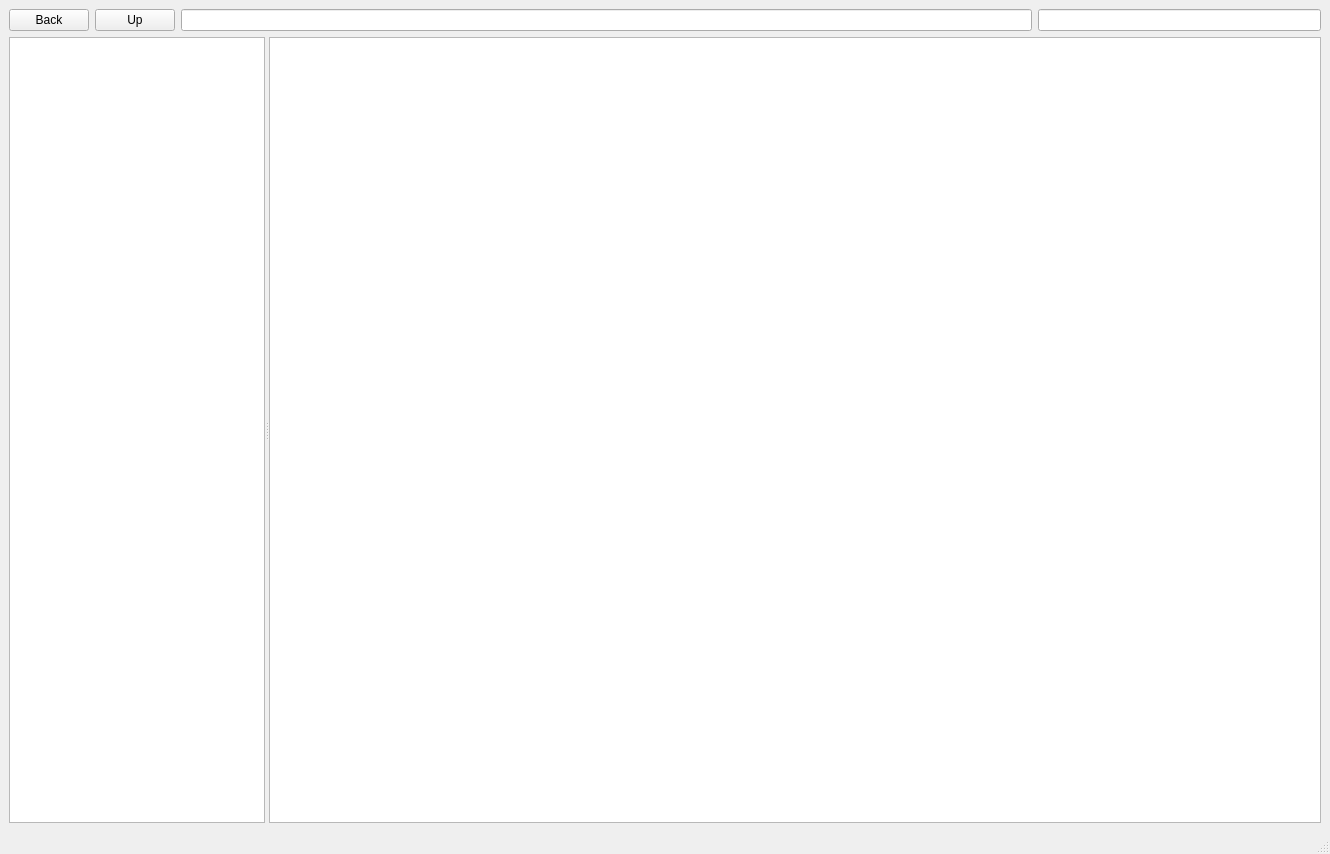
Old version of the form mainwindow.ui in the repository nhatanh0104/Boba.
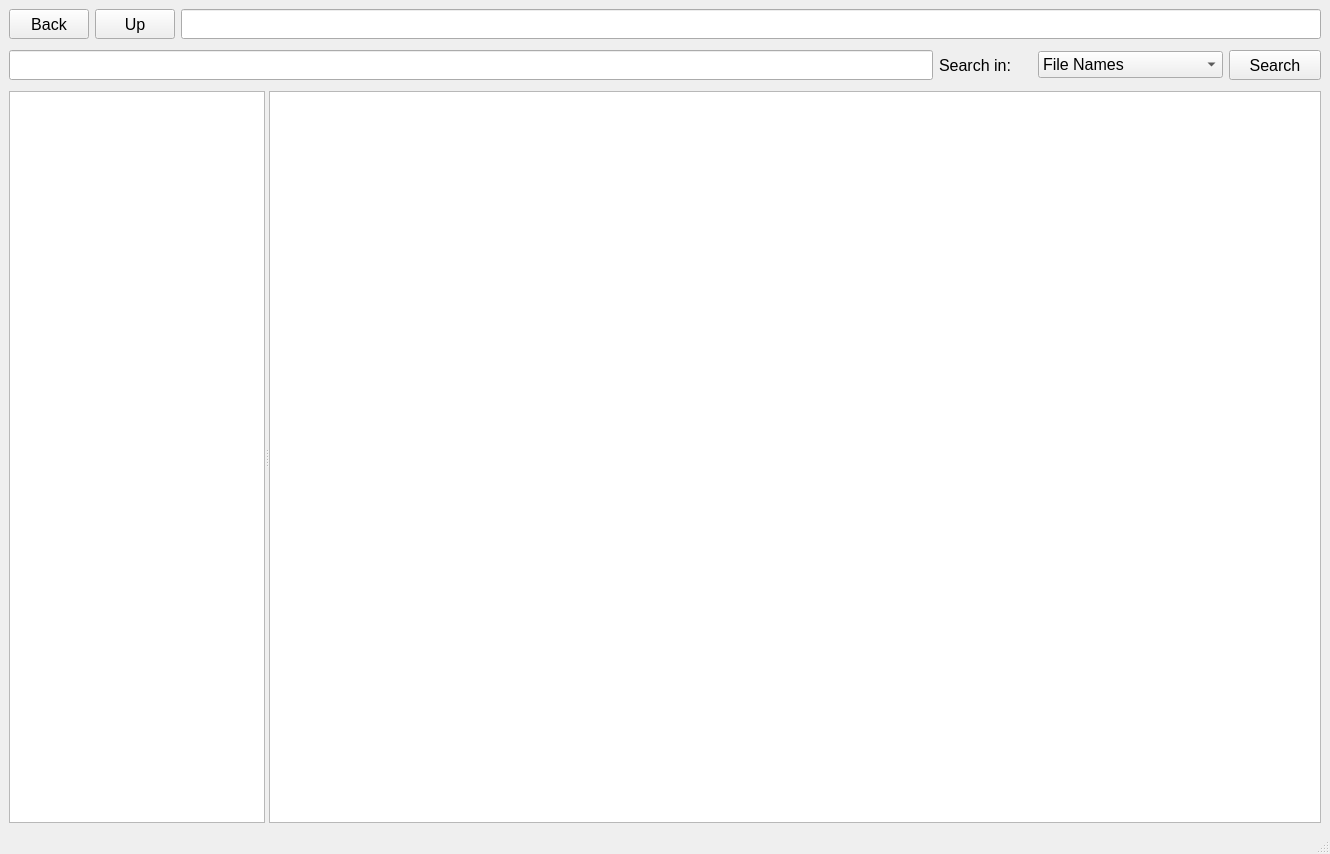
New version of the form.

Commit message: add search in file contents

What changed in the file:
```diff
--- a/mainwindow.ui
+++ b/mainwindow.ui
@@ -10,15 +10,69 @@
     <height>854</height>
    </rect>
   </property>
+  <property name="minimumSize">
+   <size>
+    <width>0</width>
+    <height>0</height>
+   </size>
+  </property>
   <property name="windowTitle">
    <string>MainWindow</string>
   </property>
   <widget class="QWidget" name="centralwidget">
+   <property name="font">
+    <font>
+     <pointsize>12</pointsize>
+    </font>
+   </property>
    <layout class="QVBoxLayout" name="verticalLayout">
     <item>
-     <layout class="QHBoxLayout" name="horizontalLayout">
+     <widget class="QWidget" name="topWidget" native="true">
+      <property name="enabled">
+       <bool>true</bool>
+      </property>
+      <property name="minimumSize">
+       <size>
+        <width>0</width>
+        <height>0</height>
+       </size>
+      </property>
+      <layout class="QVBoxLayout" name="verticalLayout_2">
+       <property name="leftMargin">
+        <number>0</number>
+       </property>
+       <property name="topMargin">
+        <number>0</number>
+       </property>
+       <property name="rightMargin">
+        <number>0</number>
+       </property>
+       <property name="bottomMargin">
+        <number>0</number>
+       </property>
+       <item>
+        <widget class="QWidget" name="navigationWidget" native="true">
+         <layout class="QHBoxLayout" name="horizontalLayout_2">
+          <property name="leftMargin">
+           <number>0</number>
+          </property>
+          <property name="topMargin">
+           <number>0</number>
+          </property>
+          <property name="rightMargin">
+           <number>0</number>
+          </property>
+          <property name="bottomMargin">
+           <number>0</number>
+          </property>
       <item>
        <widget class="QPushButton" name="backButton">
+            <property name="minimumSize">
+             <size>
+              <width>80</width>
+              <height>30</height>
+             </size>
+            </property>
         <property name="text">
          <string>Back</string>
         </property>
@@ -26,6 +80,12 @@
       </item>
       <item>
        <widget class="QPushButton" name="upButton">
+            <property name="minimumSize">
+             <size>
+              <width>80</width>
+              <height>30</height>
+             </size>
+            </property>
         <property name="text">
          <string>Up</string>
         </property>
@@ -39,19 +99,119 @@
           <verstretch>0</verstretch>
          </sizepolicy>
         </property>
-       </widget>
-      </item>
+            <property name="minimumSize">
+             <size>
+              <width>0</width>
+              <height>30</height>
+             </size>
+            </property>
+           </widget>
+          </item>
+         </layout>
+        </widget>
+       </item>
+       <item>
+        <widget class="QWidget" name="searchWidget" native="true">
+         <property name="minimumSize">
+          <size>
+           <width>0</width>
+           <height>40</height>
+          </size>
+         </property>
+         <property name="focusPolicy">
+          <enum>Qt::FocusPolicy::NoFocus</enum>
+         </property>
+         <layout class="QHBoxLayout" name="horizontalLayout">
+          <property name="leftMargin">
+           <number>0</number>
+          </property>
+          <property name="topMargin">
+           <number>0</number>
+          </property>
+          <property name="rightMargin">
+           <number>0</number>
+          </property>
+          <property name="bottomMargin">
+           <number>0</number>
+          </property>
       <item>
        <widget class="QLineEdit" name="searchPrompt">
         <property name="sizePolicy">
          <sizepolicy hsizetype="Expanding" vsizetype="Fixed">
+              <horstretch>10</horstretch>
+              <verstretch>0</verstretch>
+             </sizepolicy>
+            </property>
+            <property name="minimumSize">
+             <size>
+              <width>0</width>
+              <height>30</height>
+             </size>
+            </property>
+           </widget>
+          </item>
+          <item>
+           <widget class="QLabel" name="searchIn">
+            <property name="sizePolicy">
+             <sizepolicy hsizetype="Preferred" vsizetype="Preferred">
           <horstretch>1</horstretch>
           <verstretch>0</verstretch>
          </sizepolicy>
         </property>
-       </widget>
-      </item>
-     </layout>
+            <property name="font">
+             <font>
+              <pointsize>12</pointsize>
+             </font>
+            </property>
+            <property name="text">
+             <string>Search in:</string>
+            </property>
+           </widget>
+          </item>
+          <item>
+           <widget class="QComboBox" name="searchModeCombo">
+            <property name="sizePolicy">
+             <sizepolicy hsizetype="Preferred" vsizetype="Fixed">
+              <horstretch>2</horstretch>
+              <verstretch>0</verstretch>
+             </sizepolicy>
+            </property>
+            <item>
+             <property name="text">
+              <string>File Names</string>
+             </property>
+            </item>
+            <item>
+             <property name="text">
+              <string>File Contents</string>
+             </property>
+            </item>
+           </widget>
+          </item>
+          <item>
+           <widget class="QPushButton" name="searchButton">
+            <property name="sizePolicy">
+             <sizepolicy hsizetype="Minimum" vsizetype="Fixed">
+              <horstretch>1</horstretch>
+              <verstretch>0</verstretch>
+             </sizepolicy>
+            </property>
+            <property name="minimumSize">
+             <size>
+              <width>80</width>
+              <height>30</height>
+             </size>
+            </property>
+            <property name="text">
+             <string>Search</string>
+            </property>
+           </widget>
+          </item>
+         </layout>
+        </widget>
+       </item>
+      </layout>
+     </widget>
     </item>
     <item>
      <widget class="QSplitter" name="splitter">
@@ -64,7 +224,13 @@
       <property name="orientation">
        <enum>Qt::Orientation::Horizontal</enum>
       </property>
-      <widget class="QTreeView" name="treeView"/>
+      <widget class="QTreeView" name="treeView">
+       <property name="font">
+        <font>
+         <pointsize>12</pointsize>
+        </font>
+       </property>
+      </widget>
       <widget class="QTableView" name="folderView">
        <property name="sizePolicy">
         <sizepolicy hsizetype="Expanding" vsizetype="Expanding">
@@ -72,6 +238,11 @@
          <verstretch>0</verstretch>
         </sizepolicy>
        </property>
+       <property name="font">
+        <font>
+         <pointsize>12</pointsize>
+        </font>
+       </property>
       </widget>
      </widget>
     </item>
```
Left out of the diff: 2 changed lines with no effect on the pictures. Lines whose indentation alone changed are shown as unchanged. The commit also changes 5 other files.
